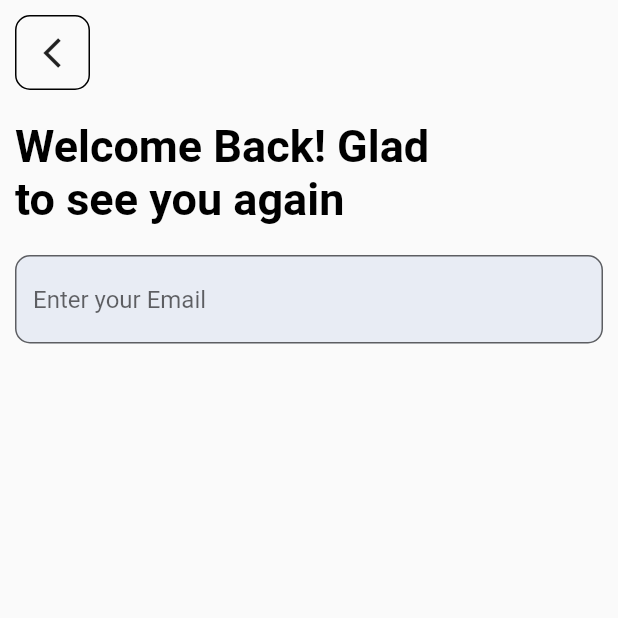
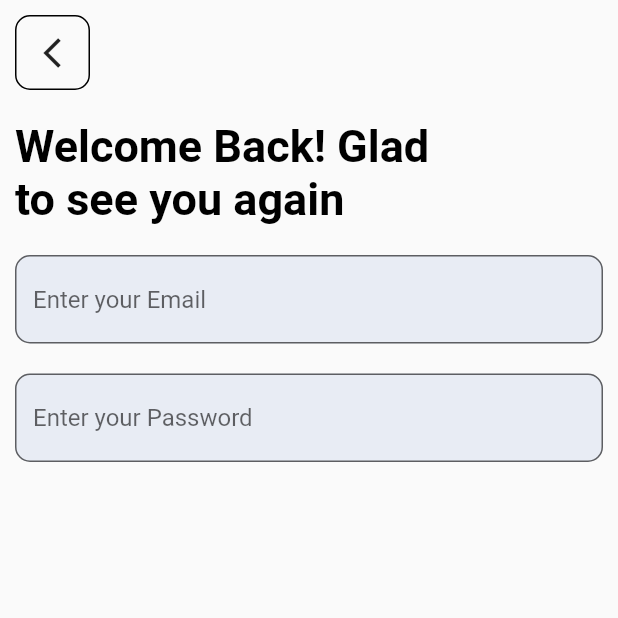
Before and after one commit to garaadamiin/firebaseapp, a Flutter app: the screen it shows after launch, after a tap on "Login", on a phone screen of 412 x 824 dp, the top half of it. Run offline on Flutter 3.47's test engine with Material 2 defaults, Android fonts, the phone set to English and light mode, and no system bars.

Commit message:
add password Text Field as customize

```diff
--- a/lib/screens/login_screen.dart
+++ b/lib/screens/login_screen.dart
@@ -51,6 +51,11 @@ class _LoginScreenState extends State<LoginScreen> {
                 myController: _emailController,
                 hintText: "Enter your Email",
                 isPassword: false,
+              ),
+              CustomizedTextfield(
+                myController: _passwordController,
+                hintText: "Enter your Password",
+                isPassword: true,
               )
             ],
           ),
```
